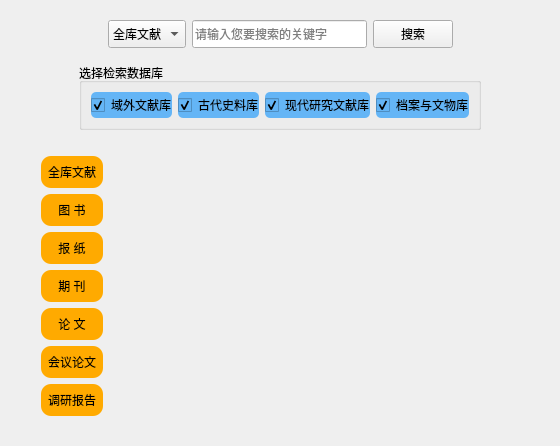
Above: UI/UI_SearchWidget.ui from mortersen/ZhengCG before the change. Below: the same form after it.
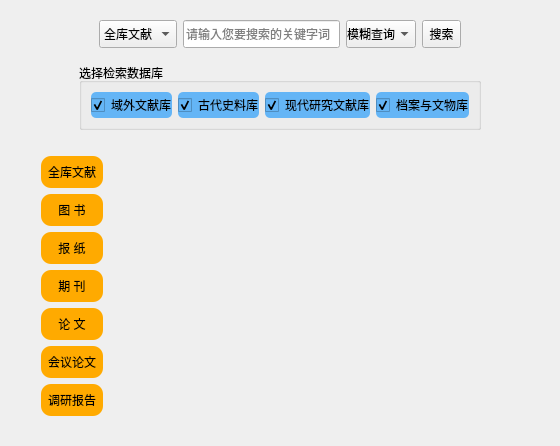
That is the form after the change. Icons and pictures are not drawn.

Patch:
```diff
--- a/UI/UI_SearchWidget.ui
+++ b/UI/UI_SearchWidget.ui
@@ -31,7 +31,7 @@
        </spacer>
       </item>
       <item>
-       <layout class="QHBoxLayout" name="horizontalLayout_2" stretch="4,2,8,2,4">
+       <layout class="QHBoxLayout" name="horizontalLayout_2" stretch="4,2,8,2,2,4">
         <item>
          <spacer name="horizontalSpacer">
           <property name="orientation">
@@ -114,10 +114,56 @@
            <string/>
           </property>
           <property name="placeholderText">
-           <string>请输入您要搜索的关键字</string>
+           <string>请输入您要搜索的关键字词</string>
           </property>
          </widget>
         </item>
+        <item>
+         <widget class="QComboBox" name="comBox_WhatCondition">
+          <property name="minimumSize">
+           <size>
+            <width>70</width>
+            <height>28</height>
+           </size>
+          </property>
+          <property name="styleSheet">
+           <string notr="true">margin-right:0px;</string>
+          </property>
+          <property name="currentIndex">
+           <number>5</number>
+          </property>
+          <item>
+           <property name="text">
+            <string>标题</string>
+           </property>
+          </item>
+          <item>
+           <property name="text">
+            <string>作者</string>
+           </property>
+          </item>
+          <item>
+           <property name="text">
+            <string>关键字</string>
+           </property>
+          </item>
+          <item>
+           <property name="text">
+            <string>主要内容</string>
+           </property>
+          </item>
+          <item>
+           <property name="text">
+            <string>年份</string>
+           </property>
+          </item>
+          <item>
+           <property name="text">
+            <string>模糊查询</string>
+           </property>
+          </item>
+         </widget>
+        </item>
         <item>
          <widget class="QPushButton" name="btn_Search">
           <property name="sizePolicy">
@@ -132,6 +178,9 @@
             <height>28</height>
            </size>
           </property>
+          <property name="styleSheet">
+           <string notr="true">margin-left:0px;</string>
+          </property>
           <property name="text">
            <string>搜索</string>
           </property>
```
